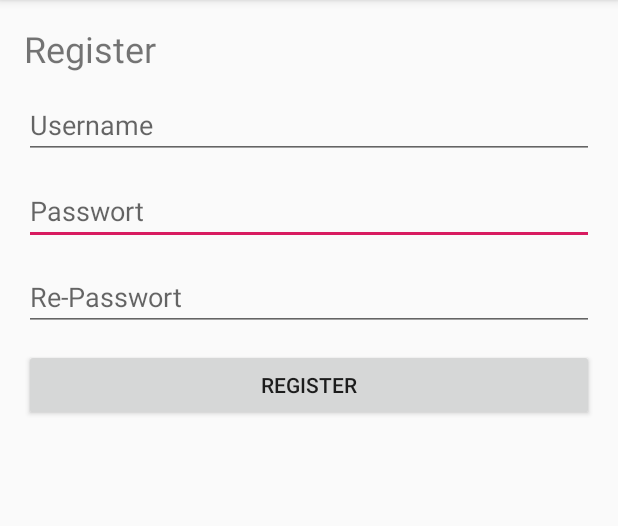
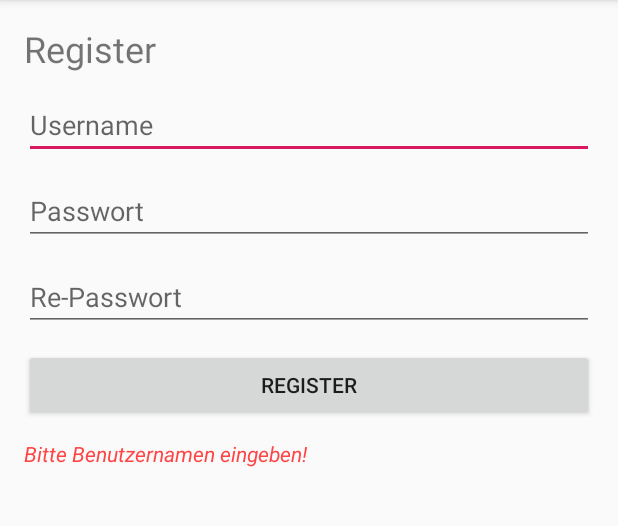
Before and after one commit to schoenChris/DuckTalk2, an Android app: the RegisterActivity screen opened directly, with no data from a screen before it, after a tap on "REGISTER", on a phone screen of 412 x 824 dp, the part 84-610 px from its top. Run offline under Robolectric (Android 15) with nearby library versions, the phone set to English and light mode, and no system bars.

Commit message:
Added Error Message in Register and Login Activity Prepared Main Activity LogIn new Activity ContactView

```diff
--- a/app/src/main/AndroidManifest.xml
+++ b/app/src/main/AndroidManifest.xml
@@ -9,7 +9,8 @@
         android:roundIcon="@mipmap/ic_launcher_round"
         android:supportsRtl="true"
         android:theme="@style/AppTheme">
-        <activity android:name=".RegisterActivity"></activity>
+        <activity android:name=".ContactViewActivity"></activity>
+        <activity android:name=".RegisterActivity" />
         <activity android:name=".LogInActivity" />
         <activity android:name=".ChatView" />
         <activity android:name=".SettingsActivity" />
--- a/app/src/main/java/com/infoag/ducktalk/RegisterActivity.java
+++ b/app/src/main/java/com/infoag/ducktalk/RegisterActivity.java
@@ -1,17 +1,20 @@
 package com.infoag.ducktalk;
 
 import android.content.Intent;
+import android.content.SharedPreferences;
 import android.support.v7.app.AppCompatActivity;
 import android.os.Bundle;
 import android.view.View;
 import android.widget.Button;
 import android.widget.EditText;
+import android.widget.TextView;
 
 public class RegisterActivity extends AppCompatActivity {
 
     private EditText usernameEdit;
     private EditText passwordEdit;
     private EditText rePasswordEdit;
+    private TextView errorTextView;
 
     @Override
     protected void onCreate(Bundle savedInstanceState) {
@@ -21,6 +24,8 @@ public class RegisterActivity extends AppCompatActivity {
         usernameEdit = findViewById(R.id.usernameField);
         passwordEdit = findViewById(R.id.passwordField);
         rePasswordEdit = findViewById(R.id.rePasswordField);
+        errorTextView = findViewById(R.id.errorTextView);
+        errorTextView.setVisibility(View.INVISIBLE);
 
         Button registerButton = findViewById(R.id.registerButton);
         registerButton.setOnClickListener(new View.OnClickListener() {
@@ -33,24 +38,50 @@ public class RegisterActivity extends AppCompatActivity {
         Intent intent = getIntent();
         String usernameText = intent.getStringExtra("username_message");
         usernameEdit.setText(usernameText);
-
-        passwordEdit.requestFocus();
     }
 
     public void attemptRegister() {
 
-        // get input from user
-        String usernameText = usernameEdit.getText().toString();
-        String passwordText = passwordEdit.getText().toString();
-        String rePasswordText = rePasswordEdit.getText().toString();
+        // get user input
+        String username = usernameEdit.getText().toString();
+        String password = passwordEdit.getText().toString();
+        String rePassword = rePasswordEdit.getText().toString();
 
-        // compare passwords, continue when equal
-        if (passwordText.equals(rePasswordText)) {
+        if (username.isEmpty()) {
+            setErrorText("Bitte Benutzernamen eingeben!");
 
-            // continue
+        } else if (password.isEmpty()) {
+            setErrorText("Bitte Passwort eingeben!");
+
+        } else if (password.length() <= 4) {
+            setErrorText("Passwort ist zu kurz!");
+
+        } else if (!password.equals(rePassword)) {
+            setErrorText("Passwörter sind nicht gleich!");
+
+        } else {
+
+            // register new user
+
+            // save login data in Shared Preferences
+            SharedPreferences sp = getSharedPreferences("logIn", MODE_PRIVATE);
+            SharedPreferences.Editor editor = sp.edit();
+            editor.putString("username", username);
+            editor.putString("password", password);
+            editor.apply();
+
+            Intent intent = new Intent(this, ContactViewActivity.class);
+            startActivity(intent);
 
         }
 
     }
 
+    private void setErrorText(String errorText) {
+        errorTextView.setText(errorText);
+        if (errorTextView.getVisibility() != View.VISIBLE) {
+            errorTextView.setVisibility(View.VISIBLE);
+        }
+    }
+
 }
--- a/app/src/main/res/layout/activity_register.xml
+++ b/app/src/main/res/layout/activity_register.xml
@@ -84,4 +84,17 @@
         app:layout_constraintStart_toStartOf="parent"
         app:layout_constraintTop_toBottomOf="@+id/rePasswordField" />
 
+    <TextView
+        android:id="@+id/errorTextView"
+        android:layout_width="wrap_content"
+        android:layout_height="wrap_content"
+        android:layout_marginStart="16dp"
+        android:layout_marginLeft="16dp"
+        android:layout_marginTop="12dp"
+        android:textColor="@android:color/holo_red_light"
+        android:textSize="14sp"
+        android:textStyle="italic"
+        app:layout_constraintStart_toStartOf="parent"
+        app:layout_constraintTop_toBottomOf="@+id/registerButton" />
+
 </android.support.constraint.ConstraintLayout>
```
Also changed, not shown: app/src/main/java/com/infoag/ducktalk/ContactViewActivity.java (added, +13 -0 lines), app/src/main/java/com/infoag/ducktalk/LogInActivity.java (+32 -8 lines), app/src/main/java/com/infoag/ducktalk/MainActivity.java (+21 -3 lines), app/src/main/res/layout/activity_contact_view.xml (added, +23 -0 lines), app/src/main/res/layout/activity_log_in.xml (+13 -0 lines).
